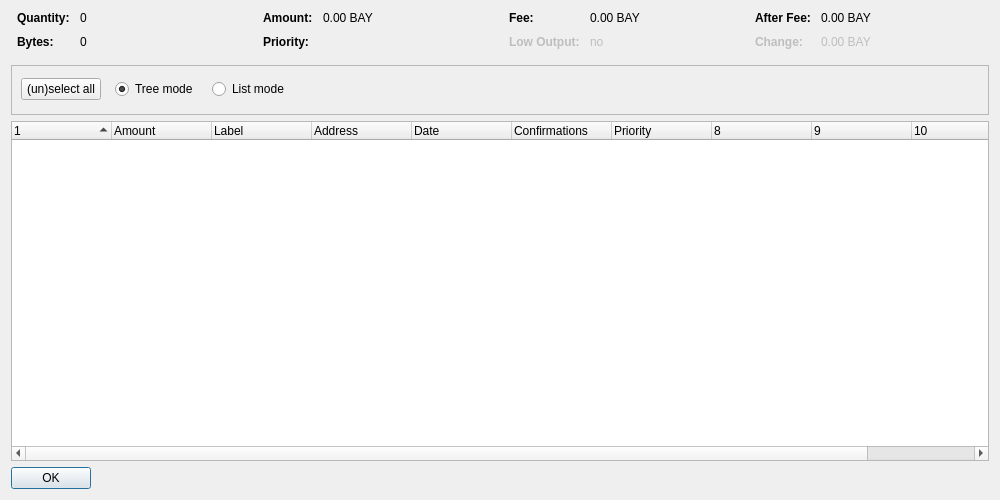
bitbaymarket/bitbay-core, file src/qt/forms/coincontroldialog.ui: the form before one commit.
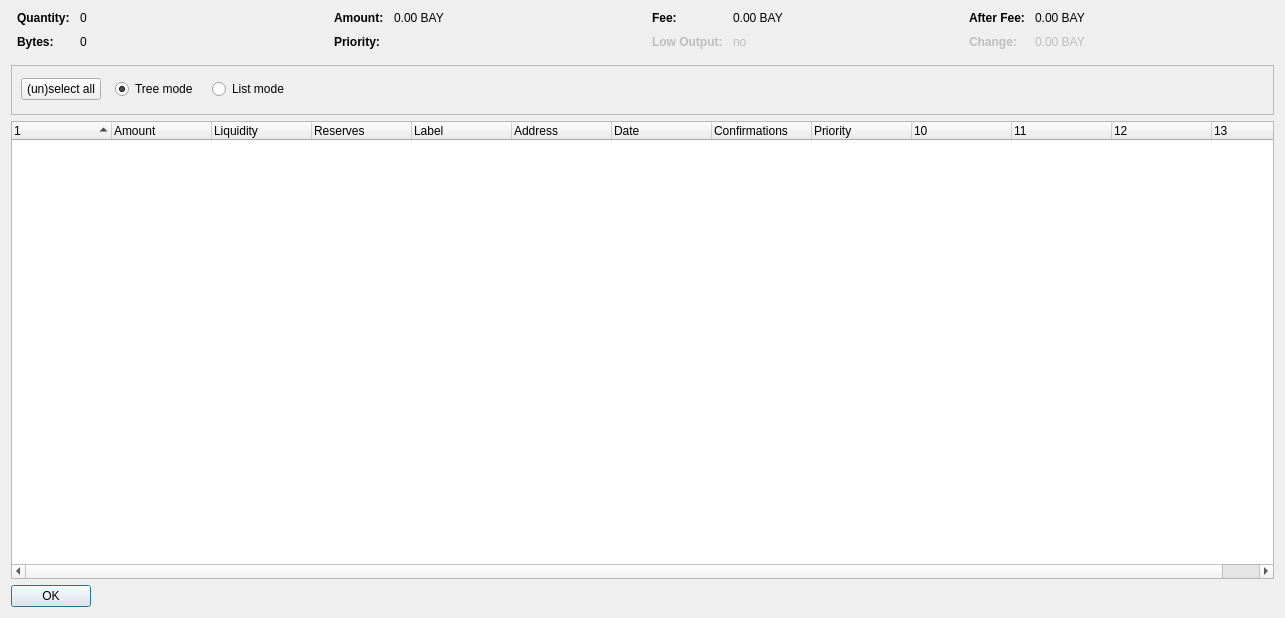
The form after the commit. Custom widgets are drawn as their Qt base class.

Commit message: Preparing gui for peg logic

Diff of the .ui file:
```diff
--- a/src/qt/forms/coincontroldialog.ui
+++ b/src/qt/forms/coincontroldialog.ui
@@ -6,8 +6,8 @@
    <rect>
     <x>0</x>
     <y>0</y>
-    <width>1000</width>
-    <height>500</height>
+    <width>1285</width>
+    <height>618</height>
    </rect>
   </property>
   <property name="windowTitle">
@@ -409,7 +409,7 @@
       <bool>false</bool>
      </property>
      <property name="columnCount">
-      <number>11</number>
+      <number>13</number>
      </property>
      <attribute name="headerShowSortIndicator" stdset="0">
       <bool>true</bool>
@@ -427,6 +427,16 @@
        <string>Amount</string>
       </property>
      </column>
+     <column>
+      <property name="text">
+       <string>Liquidity</string>
+      </property>
+     </column>
+     <column>
+      <property name="text">
+       <string>Reserves</string>
+      </property>
+     </column>
      <column>
       <property name="text">
        <string>Label</string>
```
The commit also changes 7 other files.
